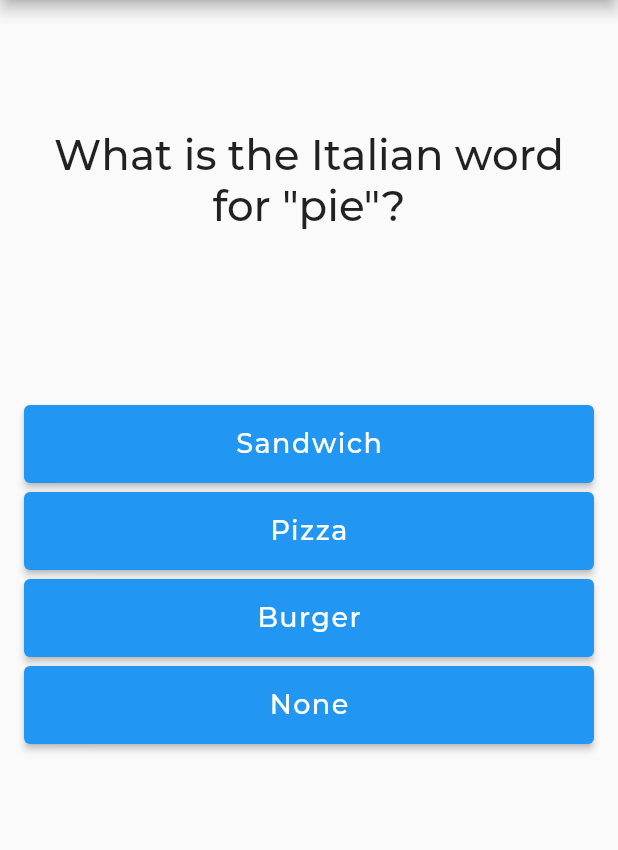
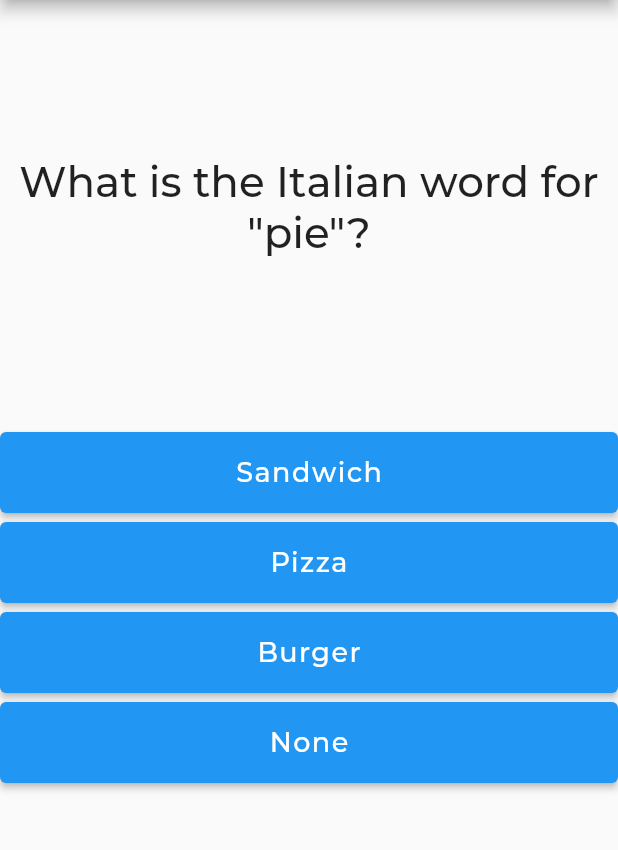
Before and after one commit to dhruv1214/Quizz_App, a Flutter app: the screen it shows after launch, on a phone screen of 412 x 824 dp, the part 84-934 px from its top. Run offline on Flutter 3.47's test engine with Material 2 defaults, Android fonts, the phone set to English and light mode, and no system bars; our stand-ins replace animated_splash_screen.

Commit message:
code cleanup and status bar color

```diff
--- a/lib/answer.dart
+++ b/lib/answer.dart
@@ -1,4 +1,5 @@
 import 'package:flutter/material.dart';
+import 'package:quiz_app/constant.dart';
 
 class Answer extends StatelessWidget {
   final Function selectHandle;
@@ -14,13 +15,16 @@ class Answer extends StatelessWidget {
           child: ElevatedButton(
             style: ElevatedButton.styleFrom(primary: Colors.blue),
             child: Container(
-              margin: EdgeInsets.all(15),//changed from 10 to 15
+              margin: EdgeInsets.all(
+                kSize * 4,
+              ),
               child: Text(
                 answerTxt,
                 style: TextStyle(
-                    fontSize: 18,
-                    letterSpacing: 1,
-                    fontWeight: FontWeight.w500),
+                  fontSize: 18,
+                  letterSpacing: 1,
+                  fontWeight: FontWeight.w500,
+                ),
               ),
             ),
             onPressed: selectHandle,
--- /dev/null
+++ b/lib/constant.dart
@@ -0,0 +1 @@
+final double kSize = 4.0;
--- a/lib/main.dart
+++ b/lib/main.dart
@@ -1,13 +1,12 @@
+import 'package:animated_splash_screen/animated_splash_screen.dart';
 import 'package:flutter/material.dart';
-// ignore: unused_import
-import 'package:quiz_app/question.dart';
 import 'package:quiz_app/result.dart';
+
 import './quiz.dart';
 import './result.dart';
-import 'package:animated_splash_screen/animated_splash_screen.dart';
 
 void main() {
-  runApp(SplashScreen());//first screen is splash screen
+  runApp(SplashScreen()); //first screen is splash screen
 }
 
 //splash screen code
@@ -18,18 +17,16 @@ class SplashScreen extends StatelessWidget {
   @override
   Widget build(BuildContext context) {
     return MaterialApp(
-
         home: AnimatedSplashScreen(
-          duration: 1200,
-          splash: Image.asset('images/quiz.png'),//go to image and chose the image you want to add
-                                                  //first put that image in the image folder and than link it as i have done :-)
-                                                  //to change the image size just type Image.asset('images/quiz.png',height: number.0,width : number.0),
-          nextScreen: MyApp(), //next screen main screen
-          splashTransition: SplashTransition.fadeTransition,
-
-          backgroundColor: Colors.purple
-        )
-    );
+            duration: 1200,
+            splash: Image.asset(
+              'images/quiz.png',
+            ), //go to image and chose the image you want to add
+            //first put that image in the image folder and than link it as i have done :-)
+            //to change the image size just type Image.asset('images/quiz.png',height: number.0,width : number.0),
+            nextScreen: MyApp(), //next screen main screen
+            splashTransition: SplashTransition.fadeTransition,
+            backgroundColor: Colors.purple));
   }
 }
 
@@ -59,8 +56,6 @@ class _MyAppState extends State<MyApp> {
     setState(() {
       questionIndex = questionIndex + 1;
     });
-
-    print(questionIndex);
   }
 
   @override
@@ -106,13 +101,19 @@ class _MyAppState extends State<MyApp> {
 
     return MaterialApp(
       themeMode: ThemeMode.light,
-      theme:
-          ThemeData(primarySwatch: Colors.deepPurple, fontFamily: 'Montserrat'),
+      theme: ThemeData(
+        primarySwatch: Colors.deepPurple,
+        fontFamily: 'Montserrat',
+      ),
       home: Scaffold(
           appBar: AppBar(
+            brightness: Brightness.dark,
             title: Text(
               "QUIZ",
-              style: TextStyle(fontWeight: FontWeight.w700, letterSpacing: 2),
+              style: TextStyle(
+                fontWeight: FontWeight.w700,
+                letterSpacing: 2,
+              ),
             ),
           ),
           body: questionIndex < _questions.length
@@ -121,7 +122,6 @@ class _MyAppState extends State<MyApp> {
                   questionIndex: questionIndex,
                   questions: _questions)
               : Result(_totalScore, _resetQuiz)),
-      debugShowCheckedModeBanner: false,
     );
   }
 }
--- a/lib/question.dart
+++ b/lib/question.dart
@@ -1,4 +1,5 @@
 import 'package:flutter/material.dart';
+import 'package:quiz_app/constant.dart';
 
 class Question extends StatelessWidget {
   final String questionTxt;
@@ -9,10 +10,17 @@ class Question extends StatelessWidget {
   Widget build(BuildContext context) {
     return Container(
       width: double.infinity,
-      margin: EdgeInsets.only(top: 16, bottom: 16),
-      child: Text(questionTxt,
-          style: TextStyle(fontWeight: FontWeight.w500, fontSize: 28),//changed font size to 28 from 24
-          textAlign: TextAlign.center,), //Aligned text to center
+      margin: EdgeInsets.symmetric(
+        vertical: kSize * 4,
+      ),
+      child: Text(
+        questionTxt,
+        style: TextStyle(
+          fontWeight: FontWeight.w500,
+          fontSize: 28,
+        ),
+        textAlign: TextAlign.center,
+      ),
     );
   }
 }
--- a/lib/quiz.dart
+++ b/lib/quiz.dart
@@ -1,4 +1,6 @@
 import 'package:flutter/material.dart';
+import 'package:quiz_app/constant.dart';
+
 import './answer.dart';
 import './question.dart';
 
@@ -7,23 +9,30 @@ class Quiz extends StatelessWidget {
   final int questionIndex;
   final Function answerQues;
 
-  Quiz(
-      {@required this.questions,
-      @required this.answerQues,
-      @required this.questionIndex});
+  Quiz({
+    @required this.questions,
+    @required this.answerQues,
+    @required this.questionIndex,
+  });
   @override
   Widget build(BuildContext context) {
     return Column(
       children: [
         Container(
-          margin: EdgeInsets.only(right: 16, left: 16),
+          margin: EdgeInsets.symmetric(
+            vertical: kSize * 4,
+          ),
           child: Column(
             children: [
-              SizedBox(height: 70.0),//added sized box so that it looks good ;)
+              SizedBox(
+                height: kSize * 18,
+              ), //added sized box so that it looks good ;)
               Question(
                 questions[questionIndex]['questions'],
               ),
-              SizedBox(height: 100.0),//added sized box so that it looks good ;)
+              SizedBox(
+                height: kSize * 25,
+              ), //added sized box so that it looks good ;)
               ...(questions[questionIndex]['answers']
                       as List<Map<String, Object>>)
                   .map((answer) {
```
Also changed, not shown: lib/result.dart (+29 -15 lines).
